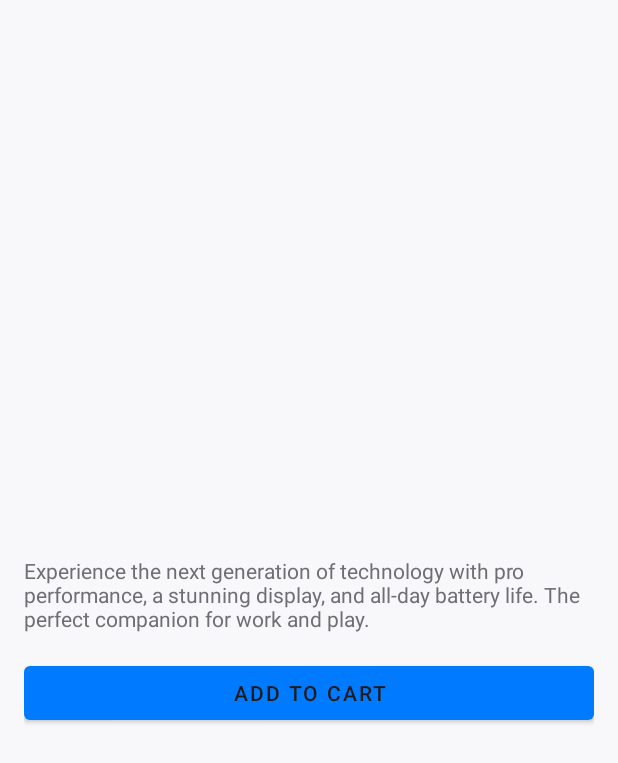
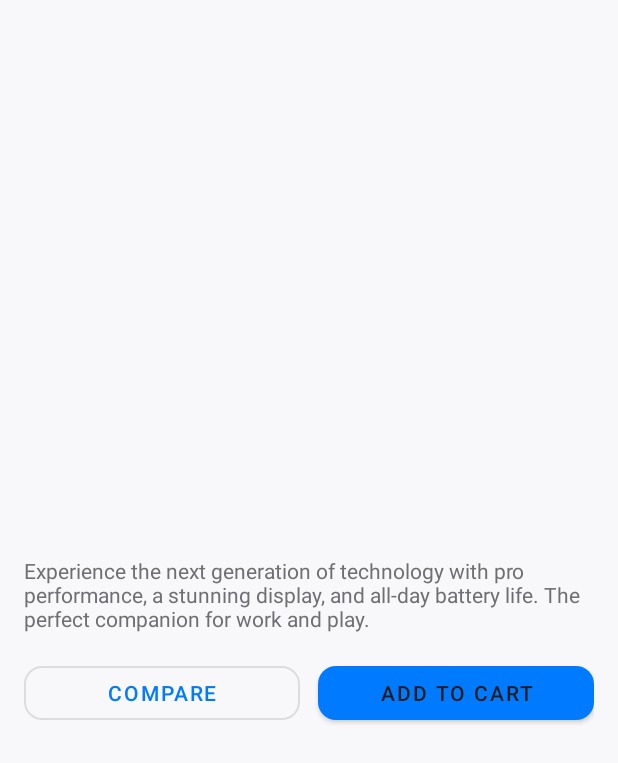
Before and after one commit to DilshaPrathibha/HyperZone, an Android app: the layout activity_product_detail.xml on its own in the app's theme, with its tools: preview values and no code run, on a phone screen of 412 x 824 dp. Shown: the top 763 px of the screen. Run offline under Robolectric (Android 15) with nearby library versions, the light colour scheme and no system bars.

Commit message:
Modified product details page

```diff
--- a/app/build.gradle.kts
+++ b/app/build.gradle.kts
@@ -14,6 +14,10 @@ android {
         targetSdk = 34
         versionCode = 1
         versionName = "1.0"
+
+        vectorDrawables {
+            useSupportLibrary = true
+        }
     }
 
     buildFeatures {
--- a/app/src/main/res/layout/activity_product_detail.xml
+++ b/app/src/main/res/layout/activity_product_detail.xml
@@ -64,12 +64,36 @@
                 android:layout_marginTop="8dp"
                 android:text="@string/sample_product_description" />
 
-            <Button
-                android:id="@+id/btnAddToCart"
+            <LinearLayout
+                android:id="@+id/ctaRow"
                 android:layout_width="match_parent"
                 android:layout_height="wrap_content"
                 android:layout_marginTop="16dp"
-                android:text="@string/add_to_cart" />
+                android:orientation="horizontal"
+                android:weightSum="2">
+
+                <com.google.android.material.button.MaterialButton
+                    android:id="@+id/btnCompare"
+                    style="@style/Widget.MaterialComponents.Button.OutlinedButton"
+                    android:layout_width="0dp"
+                    android:layout_height="wrap_content"
+                    android:layout_weight="1"
+                    android:text="@string/compare"
+                    app:cornerRadius="12dp" />
+
+                <Space
+                    android:layout_width="12dp"
+                    android:layout_height="0dp" />
+
+                <com.google.android.material.button.MaterialButton
+                    android:id="@+id/btnAddToCart"
+                    style="@style/Widget.MaterialComponents.Button"
+                    android:layout_width="0dp"
+                    android:layout_height="wrap_content"
+                    android:layout_weight="1"
+                    android:text="@string/add_to_cart"
+                    app:cornerRadius="12dp" />
+            </LinearLayout>
         </LinearLayout>
     </ScrollView>
 </androidx.constraintlayout.widget.ConstraintLayout>
--- a/app/src/main/res/values/strings.xml
+++ b/app/src/main/res/values/strings.xml
@@ -17,6 +17,10 @@
     <string name="notifications">Notifications</string>
     <string name="settings">Settings</string>
     <string name="help">Help</string>
+
+    <!-- Search -->
+    <string name="search_products">Search products…</string>
+    <string name="search_icon">Search icon</string>
 
     <!-- Onboarding -->
     <string name="onboarding_title">Shop smarter with HyperZone</string>
@@ -49,7 +53,8 @@
     <!-- Common actions -->
     <string name="search">Search</string>
     <string name="search_hint">Search products</string>
-    <string name="add_to_cart">Add to cart</string>
+    <string name="add_to_cart">Add to Cart</string>
+    <string name="compare">Compare</string>
     <string name="remove">Remove</string>
 
     <!-- Product -->
```
Also changed, not shown: app/src/main/res/layout/fragment_categories.xml (+35 -0 lines), app/src/main/res/layout/fragment_home.xml (+4 -4 lines), 60 other files.
